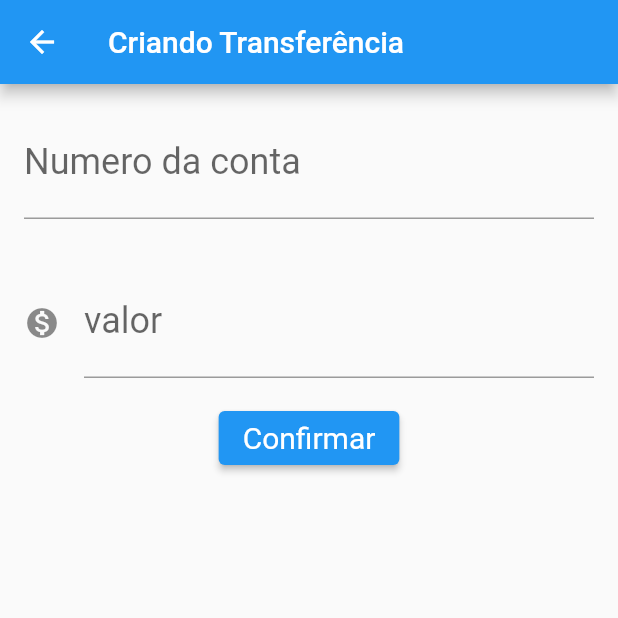
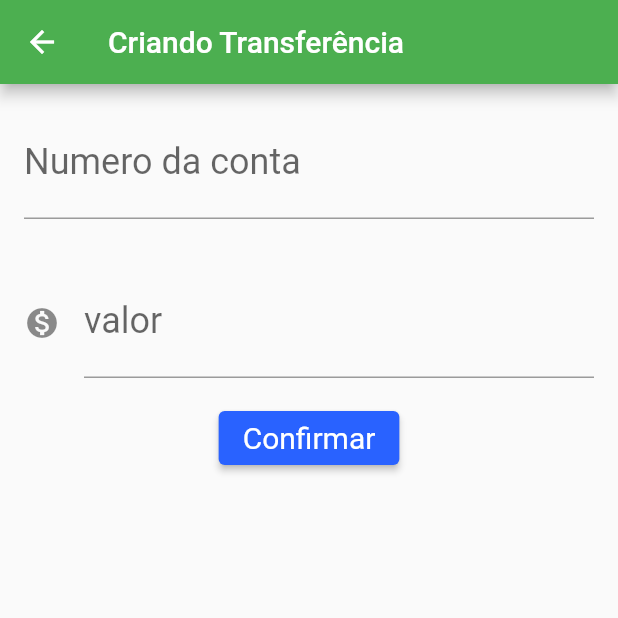
Before and after one commit to diegominelli/ByteBankApp, a Flutter app: the screen it shows after launch, after a tap on the "add" icon, on a phone screen of 412 x 824 dp, the top half of it. Run offline on Flutter 3.47's test engine with Material 2 defaults, Android fonts, the phone set to English and light mode, and no system bars.

Commit message:
ajustando o tema do projeto

```diff
--- a/lib/main.dart
+++ b/lib/main.dart
@@ -10,19 +10,39 @@ class BytebankApp extends StatelessWidget {
   @override
   Widget build(BuildContext context) {
     return MaterialApp(
+        theme: ThemeData(
+          colorScheme: ColorScheme.fromSwatch(
+            primarySwatch: Colors.green,
+          ).copyWith(
+            secondary: Colors.blueAccent[700],
+          ),
+          elevatedButtonTheme: ElevatedButtonThemeData(
+              style: ElevatedButton.styleFrom(
+            primary: Colors.blueAccent[700],
+          )),
+          buttonTheme: ButtonThemeData(
+              buttonColor: Colors.blueAccent[700],
+              textTheme: ButtonTextTheme.primary),
+        ),
         home: Scaffold(
           body: ListaTransferencias(),
-      ),
-    );
+        ));
   }
 }
 
-class FormularioTransferencia extends StatelessWidget {
+class FormularioTransferencia extends StatefulWidget {
+  const FormularioTransferencia({Key? key}) : super(key: key);
+
+  @override
+  State<StatefulWidget> createState() {
+    return FormularioTransferenciaState();
+  }
+}
+
+class FormularioTransferenciaState extends State<FormularioTransferencia> {
   final TextEditingController _controladorCampoNumeroConta =
       TextEditingController();
   final TextEditingController _controladorCampoValor = TextEditingController();
-
-  FormularioTransferencia({Key? key}) : super(key: key);
 
   @override
   Widget build(BuildContext context) {
@@ -33,7 +53,8 @@ class FormularioTransferencia extends StatelessWidget {
       appBar: AppBar(
         title: const Text('Criando Transferência'),
       ),
-        body: Column(
+      body: SingleChildScrollView(
+        child: Column(
           children: <Widget>[
             Editor(
               controlador: _controladorCampoNumeroConta,
@@ -55,8 +76,9 @@ class FormularioTransferencia extends StatelessWidget {
                   _controladorCampoNumeroConta, context),
             ),
           ],
-        ));
-  }
+        ),
+      ),
+    );
   }
 
   void _criaTransferencia(_controladorCampoValor, _controladorCampoNumeroConta,
@@ -68,6 +90,7 @@ void _criaTransferencia(_controladorCampoValor, _controladorCampoNumeroConta,
       debugPrint('Criando transferencia');
       debugPrint('$transferenciaCriada');
       Navigator.pop(context, transferenciaCriada);
+    }
   }
 }
 
@@ -105,12 +128,18 @@ class Editor extends StatelessWidget {
   }
 }
 
-class ListaTransferencias extends StatelessWidget {
+class ListaTransferencias extends StatefulWidget {
   ListaTransferencias({Key? key}) : super(key: key);
 
-  // ignore: unused_field
   final List<Transferencia> _transferencias = List.empty();
 
+  @override
+  State<StatefulWidget> createState() {
+    return ListaTransferenciasState();
+  }
+}
+
+class ListaTransferenciasState extends State<ListaTransferencias> {
   @override
   Widget build(BuildContext context) {
     return Scaffold(
@@ -118,22 +147,28 @@ class ListaTransferencias extends StatelessWidget {
         title: const Text('Transferências'),
       ),
       body: ListView.builder(
-        itemCount: _transferencias.length,
+        itemCount: widget._transferencias.length,
         itemBuilder: (context, indice) {
-          final transferencia = _transferencias[indice];
+          final transferencia = widget._transferencias[indice];
           return ItemTransferencia(transferencia);
         },
       ),
       floatingActionButton: FloatingActionButton(
         onPressed: () {
-          final Future future =
+          final Future<Transferencia?> future =
               Navigator.push(context, MaterialPageRoute(builder: (context) {
-            return FormularioTransferencia();
+            return const FormularioTransferencia();
           }));
           future.then((transferenciaRecebida) {
-            debugPrint('chegou no then do print');
+            Future.delayed(const Duration(seconds: 1), () {
+              debugPrint('chegou no then do future');
               debugPrint('$transferenciaRecebida');
-            _transferencias.add(transferenciaRecebida);
+              if (transferenciaRecebida != null) {
+                setState(() {
+                  widget._transferencias.add(transferenciaRecebida);
+                });
+              }
+            });
           });
         },
         child: const Icon(Icons.add),
```
Lines whose indentation alone changed are shown as unchanged.
